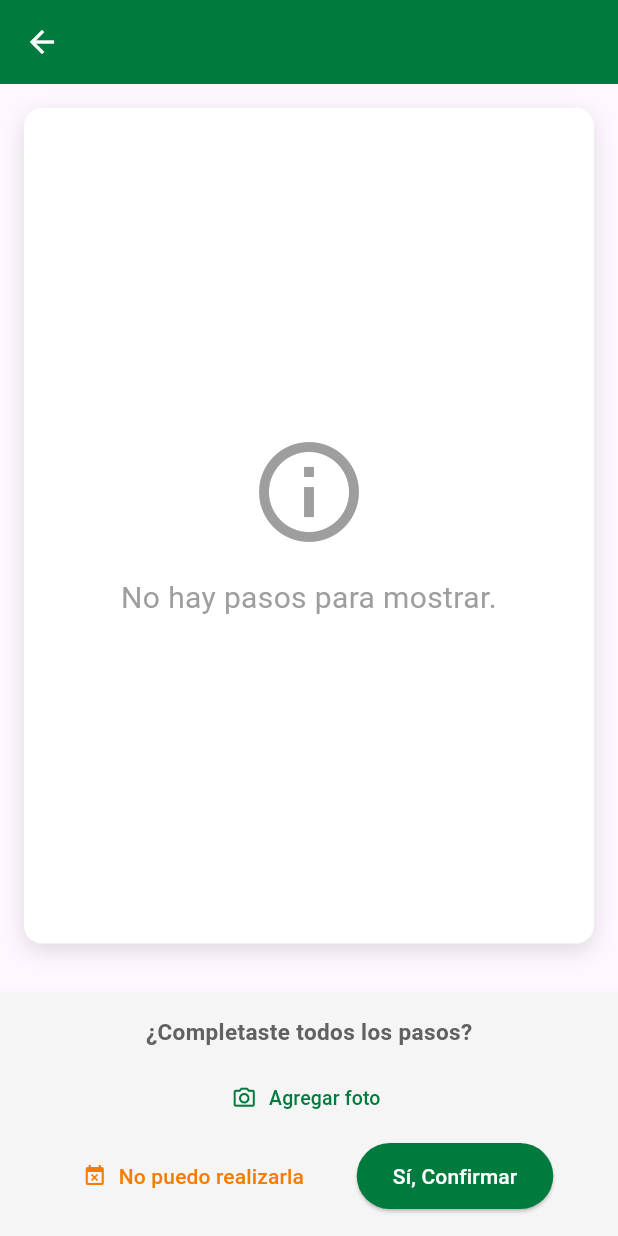
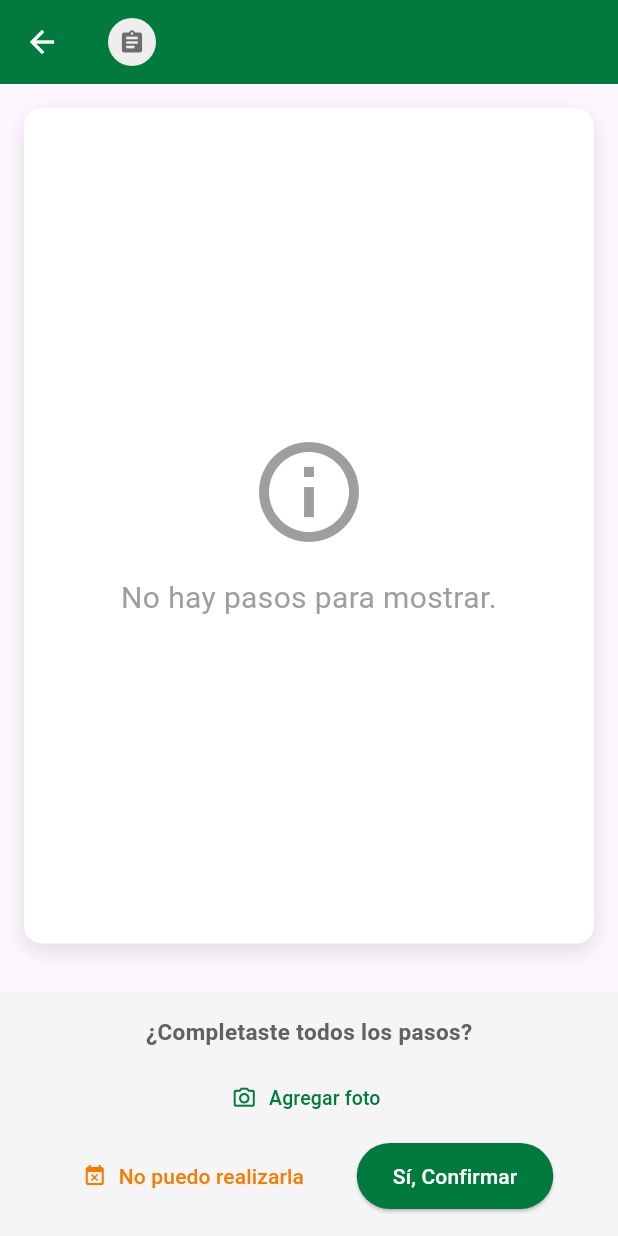
Before and after one commit to EmilioGomex/demo1, a Flutter app: the PasosTareaScreen screen opened directly with empty values, after a tap on "Sí, Confirmar", on a phone screen of 412 x 824 dp. Run offline on Flutter 3.47's test engine with Material 3 defaults, Android fonts, the phone set to English and light mode, and no system bars; our stand-ins replace cached_network_image, fl_chart, image_picker, shared_preferences, shimmer, supabase_flutter; accounts and stored records are empty; network calls fail.

Commit message:
Claudia V13

```diff
--- a/app_operadores/lib/app/screens/bienvenida_screen.dart
+++ b/app_operadores/lib/app/screens/bienvenida_screen.dart
@@ -9,9 +9,10 @@ import 'tareas_screen.dart';
 import 'supervisor_screen.dart';
 
 import 'dart:convert';
+import '../utils/time_manager.dart';
 
-// Retorna la fecha actual del dispositivo. Como las tablets estarán en Ecuador, esto será hora Ecuador.
-DateTime get mockNow => DateTime.now();
+// Retorna la fecha actual del dispositivo controlada por TimeManager
+DateTime get mockNow => TimeManager.now();
 
 class BienvenidaScreen extends StatefulWidget {
   final String idMaquinaLocal;
--- a/app_operadores/lib/app/screens/pasos_tarea_screen.dart
+++ b/app_operadores/lib/app/screens/pasos_tarea_screen.dart
@@ -6,6 +6,7 @@ import 'package:supabase_flutter/supabase_flutter.dart';
 import '../../supabase_manager.dart';
 import 'dart:convert';
 import 'dart:typed_data';
+import '../utils/time_manager.dart';
 
 class PasosTareaScreen extends StatefulWidget {
   final String idRegistro;
@@ -13,12 +14,16 @@ class PasosTareaScreen extends StatefulWidget {
   final String nombreTarea;
   final String? parsableJobId;
   final bool estaCompletado;
+  final String tipo;
+  final String frecuencia;
 
   const PasosTareaScreen({
     super.key,
     required this.idRegistro,
     required this.idTarea,
     required this.nombreTarea,
+    required this.tipo,
+    required this.frecuencia,
     this.parsableJobId,
     this.estaCompletado = false,
   });
@@ -154,7 +159,7 @@ class _PasosTareaScreenState extends State<PasosTareaScreen> {
     if (_fotoEvidencia == null || _fotoBytes == null) return null;
     try {
       final nombre =
-          '${widget.idRegistro}_${DateTime.now().millisecondsSinceEpoch}.jpg';
+          '${widget.idRegistro}_${TimeManager.now().millisecondsSinceEpoch}.jpg';
       await SupabaseManager.client.storage
           .from('evidencias')
           .uploadBinary(
@@ -282,7 +287,7 @@ class _PasosTareaScreenState extends State<PasosTareaScreen> {
     setState(() { cargando = true; _procesando = true; });
 
     try {
-      final hoy = DateTime.now();
+      final hoy = TimeManager.now();
       final nuevaFecha = DateTime(hoy.year, hoy.month, hoy.day)
           .add(Duration(days: diasExtension));
 
@@ -336,7 +341,7 @@ class _PasosTareaScreenState extends State<PasosTareaScreen> {
           .from('registro_tareas')
           .update({
             'estado': 'Completado',
-            'fecha_completado': DateTime.now().toUtc().toIso8601String(),
+            'fecha_completado': TimeManager.now().toUtc().toIso8601String(),
             if (fotoUrl != null) 'foto_evidencia': fotoUrl,
           })
           .eq('id', widget.idRegistro);
@@ -426,13 +431,52 @@ class _PasosTareaScreenState extends State<PasosTareaScreen> {
     );
   }
 
+  Color _colorFrecuencia(String f) {
+    switch (f.toLowerCase()) {
+      case 'diario': return Colors.orange.shade100;
+      case 'semanal': return Colors.blue.shade100;
+      case 'quincenal': return Colors.purple.shade100;
+      case 'mensual': return Colors.green.shade100;
+      case 'semestral': return Colors.brown.shade100;
+      case 'anual': return Colors.red.shade100;
+      default: return Colors.grey.shade200;
+    }
+  }
+
+  Icon _iconoTipoTarea(String tipo, {double size = 20}) {
+    switch (tipo.toLowerCase()) {
+      case 'limpieza': return Icon(Icons.cleaning_services, color: Colors.blue.shade700, size: size);
+      case 'inspección': return Icon(Icons.search, color: Colors.purple.shade700, size: size);
+      case 'lubricación': return Icon(Icons.water_drop, color: Colors.orange.shade700, size: size);
+      case 'ajuste': return Icon(Icons.build, color: Colors.grey.shade800, size: size);
+      default: return Icon(Icons.assignment, color: Colors.black54, size: size);
+    }
+  }
+
   @override
   Widget build(BuildContext context) {
     return Scaffold(
       appBar: AppBar(
-        title: Text(
-          widget.nombreTarea,
-          style: const TextStyle(color: Colors.white),
+        title: Row(
+          children: [
+            Hero(
+              tag: 'hero_icon_${widget.idRegistro}',
+              child: CircleAvatar(
+                radius: 16,
+                backgroundColor: widget.estaCompletado
+                    ? Colors.grey.shade300
+                    : _colorFrecuencia(widget.frecuencia),
+                child: _iconoTipoTarea(widget.tipo, size: 18),
+              ),
+            ),
+            const SizedBox(width: 10),
+            Expanded(
+              child: Text(
+                widget.nombreTarea,
+                style: const TextStyle(color: Colors.white, fontSize: 16),
+              ),
+            ),
+          ],
         ),
         backgroundColor: _verdeHeineken,
         iconTheme: const IconThemeData(color: Colors.white),
--- a/app_operadores/lib/app/screens/supervisor_screen.dart
+++ b/app_operadores/lib/app/screens/supervisor_screen.dart
@@ -6,6 +6,7 @@ import '../utils/app_routes.dart';
 import '../widgets/inactivity_wrapper.dart';
 import 'tareas_screen.dart';
 import 'bienvenida_screen.dart';
+import '../utils/time_manager.dart';
 
 class SupervisorScreen extends StatefulWidget {
   final String nombreSupervisor;
@@ -98,7 +99,7 @@ class _SupervisorScreenState extends State<SupervisorScreen> {
 
     try {
       final ids = ops.map((o) => o['id_operador'].toString()).toList();
-      final hoy = DateTime.now();
+      final hoy = TimeManager.now();
       final hoyInicio = DateTime(hoy.year, hoy.month, hoy.day);
       final inicioHoy = hoyInicio.toUtc().toIso8601String();
       final finHoy = DateTime(hoy.year, hoy.month, hoy.day, 23, 59, 59, 999)
@@ -199,7 +200,7 @@ class _SupervisorScreenState extends State<SupervisorScreen> {
 
     try {
       final ids = ops.map((o) => o['id_operador'].toString()).toList();
-      final hoy = DateTime.now();
+      final hoy = TimeManager.now();
       final hace7 = DateTime(hoy.year, hoy.month, hoy.day)
           .subtract(const Duration(days: 6))
           .toUtc()
--- /dev/null
+++ b/app_operadores/lib/app/utils/time_manager.dart
@@ -0,0 +1,19 @@
+class TimeManager {
+  // ----------------------------------------------------------------------
+  // CONFIGURACIÓN DE FECHA SIMULADA
+  // ----------------------------------------------------------------------
+  // Para volver a la hora real del dispositivo, deja `_simulatedTime` en null.
+  // Para simular una hora específica en TODA la app, descomenta la línea
+  // y pon la fecha deseada. Ejemplo: DateTime(2026, 4, 20, 7, 45)
+  // ----------------------------------------------------------------------
+
+  static final DateTime? _simulatedTime = DateTime(2026, 4, 20, 7, 45); // DateTime(2026, 4, 20, 7, 45);
+
+  /// Retorna la hora actual o la hora simulada si está configurada.
+  static DateTime now() {
+    if (_simulatedTime != null) {
+      return _simulatedTime!;
+    }
+    return DateTime.now();
+  }
+}
--- a/app_operadores/pubspec.yaml
+++ b/app_operadores/pubspec.yaml
@@ -39,6 +39,7 @@ dependencies:
   image_picker: ^1.1.2
   fl_chart: ^0.68.0
   shared_preferences: ^2.3.0
+  shimmer: ^3.0.0
 
 
 
```
Also changed, not shown: app_operadores/lib/app/screens/tareas_screen.dart (+51 -4 lines), app_operadores/pubspec.lock, 1 other file.
